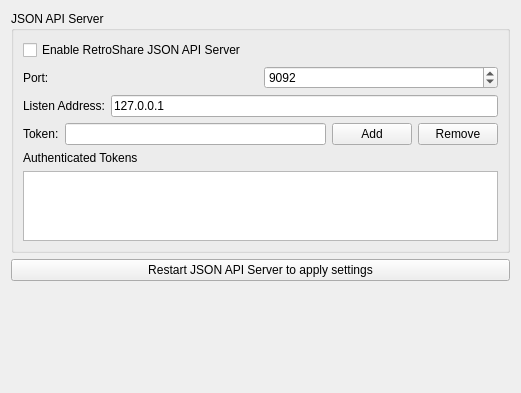
This is retroshare-gui/src/gui/settings/JsonApiPage.ui in RetroShare/RetroShare as Qt 5 draws it before an edit. The edited form follows.
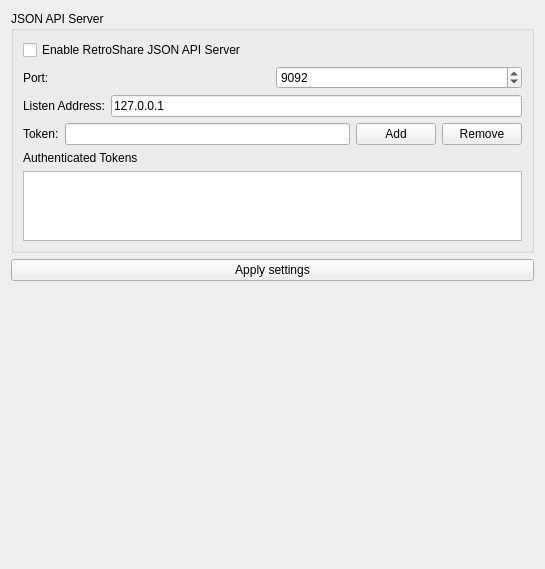
This is the edited form.

Commit message: fixed start/stop of webinterface from GUI

```diff
--- a/retroshare-gui/src/gui/settings/JsonApiPage.ui
+++ b/retroshare-gui/src/gui/settings/JsonApiPage.ui
@@ -6,8 +6,8 @@
    <rect>
     <x>0</x>
     <y>0</y>
-    <width>521</width>
-    <height>393</height>
+    <width>545</width>
+    <height>569</height>
    </rect>
   </property>
   <property name="windowTitle">
@@ -123,7 +123,7 @@
    <item>
     <widget class="QPushButton" name="applyConfigPushButton">
      <property name="text">
-      <string>Restart JSON API Server to apply settings</string>
+      <string>Apply settings</string>
      </property>
     </widget>
    </item>
```
The commit also changes 5 other files.
